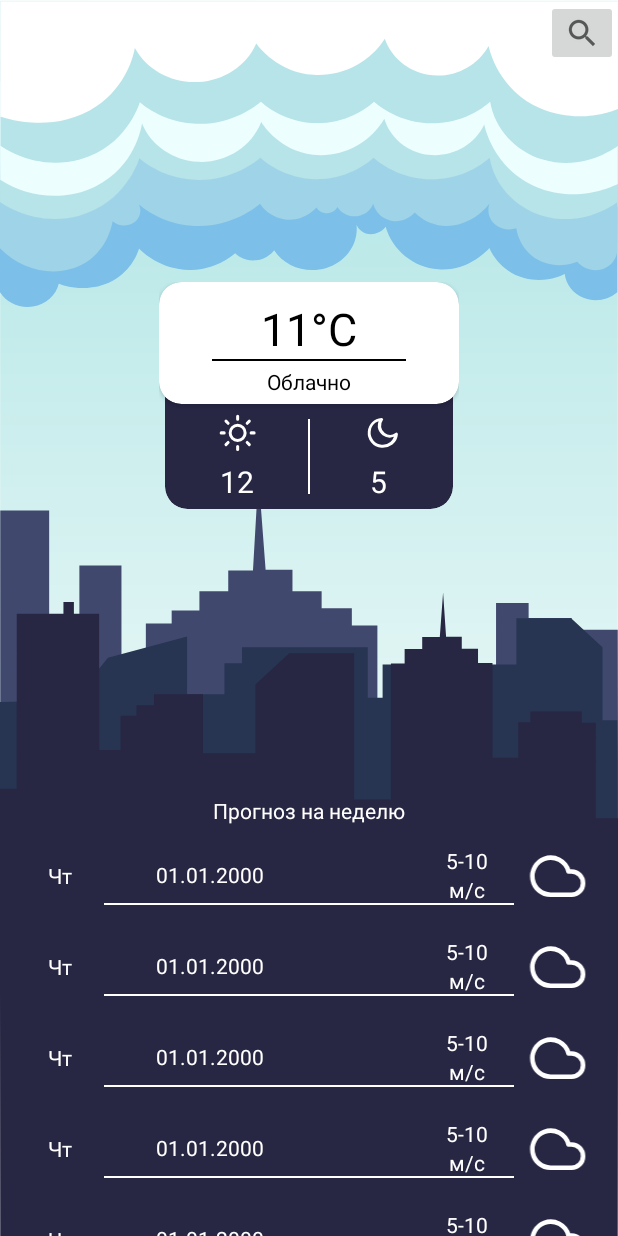
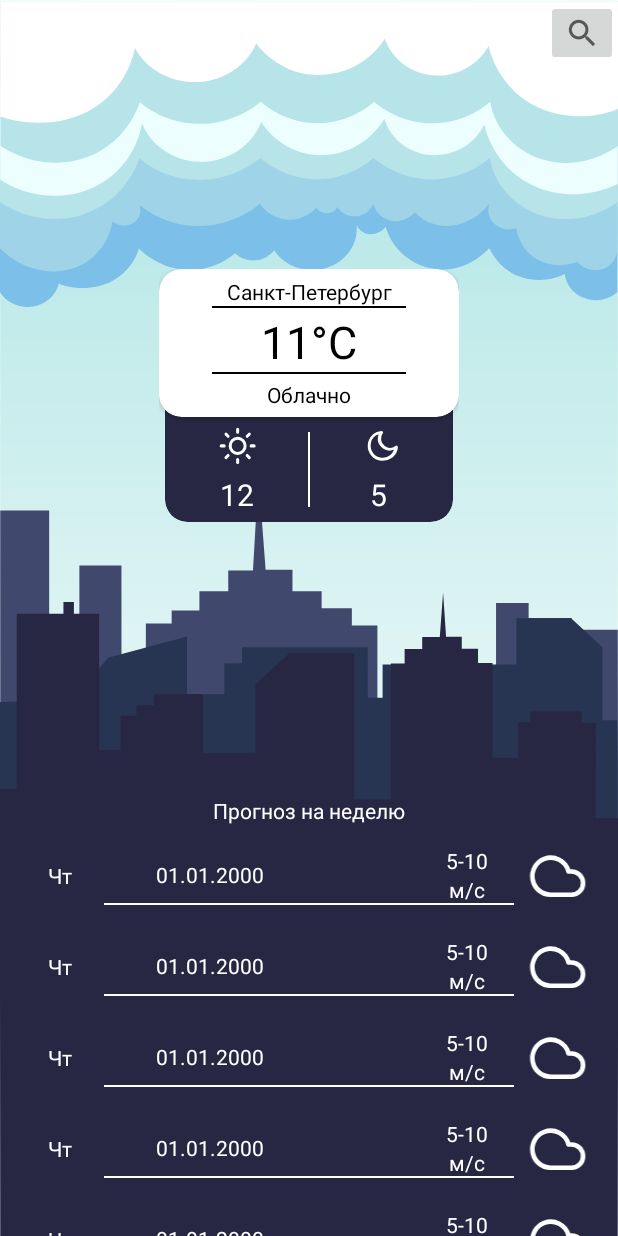
Before and after one commit to revutsky0/MyWeatherApp, an Android app: the layout fragment_weather.xml on its own in the app's theme, with its tools: preview values and no code run, on a phone screen of 412 x 824 dp. Run offline under Robolectric (Android 15) with nearby library versions, the phone set to English and light mode, and no system bars; network calls fail.

```diff
--- a/app/src/main/java/com/example/myweatherapp/presenter/weather/WeatherFragment.kt
+++ b/app/src/main/java/com/example/myweatherapp/presenter/weather/WeatherFragment.kt
@@ -21,6 +21,7 @@ class WeatherFragment : Fragment() {
     private val adapter: WeeklyAdapter by lazy { WeeklyAdapter() }
     private var currentBackground = R.drawable.clouds_bg
     private var id = 0L
+    private lateinit var city: City
 
     override fun onCreateView(
         inflater: LayoutInflater, container: ViewGroup?,
@@ -46,7 +47,7 @@ class WeatherFragment : Fragment() {
 
     override fun onViewCreated(view: View, savedInstanceState: Bundle?) {
         super.onViewCreated(view, savedInstanceState)
-        val city = arguments?.getSerializable(PARAM_CITY) as City
+        city = arguments?.getSerializable(PARAM_CITY) as City
         viewModel.loadCityWeather(city)
         setOnClickListeners()
         setObservable()
@@ -78,6 +79,7 @@ class WeatherFragment : Fragment() {
                     Log.d("MAIN", "UPDATE CURRENT WEATHER")
                     with(binding) {
                         cvCurrentWeather.visibility = View.VISIBLE
+                        tvCityName.text = city.name
                         tvCurrentTemp.text = it.currentTemp
                         tvWeatherStatus.text = it.status
                         val background = it.background
--- a/app/src/main/res/layout/fragment_weather.xml
+++ b/app/src/main/res/layout/fragment_weather.xml
@@ -43,15 +43,16 @@
                         android:id="@+id/tvCurrentTemp"
                         android:layout_width="wrap_content"
                         android:layout_height="wrap_content"
-                        android:layout_marginTop="5dp"
+                        android:layout_marginTop="3dp"
                         android:textColor="@color/black"
                         android:textSize="30sp"
                         app:layout_constraintEnd_toEndOf="parent"
                         app:layout_constraintStart_toStartOf="parent"
-                        app:layout_constraintTop_toTopOf="parent"
+                        app:layout_constraintTop_toBottomOf="@+id/tvCityName"
                         tools:text="11°C" />
 
                     <View
+                        android:id="@+id/view5"
                         android:layout_width="match_parent"
                         android:layout_height="1dp"
                         android:layout_marginLeft="30dp"
@@ -60,6 +61,17 @@
                         app:layout_constraintEnd_toEndOf="parent"
                         app:layout_constraintStart_toStartOf="parent"
                         app:layout_constraintTop_toBottomOf="@id/tvCurrentTemp" />
+
+                    <View
+                        android:id="@+id/view4"
+                        android:layout_width="match_parent"
+                        android:layout_height="1dp"
+                        android:layout_marginLeft="30dp"
+                        android:layout_marginRight="30dp"
+                        android:background="@color/black"
+                        app:layout_constraintEnd_toEndOf="parent"
+                        app:layout_constraintStart_toStartOf="parent"
+                        app:layout_constraintTop_toBottomOf="@+id/tvCityName" />
 
                     <TextView
                         android:id="@+id/tvWeatherStatus"
@@ -71,6 +83,20 @@
                         app:layout_constraintStart_toStartOf="parent"
                         app:layout_constraintTop_toBottomOf="@+id/tvCurrentTemp"
                         tools:text="Облачно" />
+
+                    <TextView
+                        android:id="@+id/tvCityName"
+                        android:layout_width="0dp"
+                        android:layout_height="wrap_content"
+                        android:layout_marginStart="3dp"
+                        android:layout_marginEnd="3dp"
+                        android:gravity="center"
+                        android:textColor="@color/black"
+
+                        app:layout_constraintEnd_toEndOf="parent"
+                        app:layout_constraintStart_toStartOf="parent"
+                        app:layout_constraintTop_toTopOf="parent"
+                        tools:text="Санкт-Петербург" />
                 </androidx.constraintlayout.widget.ConstraintLayout>
 
             </androidx.cardview.widget.CardView>
```
